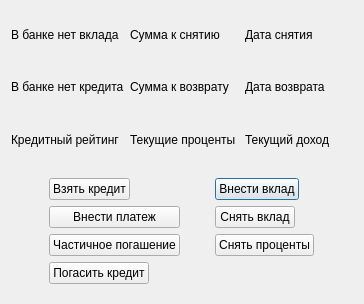
Before: the Qt Designer form UI template/bank.ui in nevskyforever/nfprogress, drawn with Qt 5.
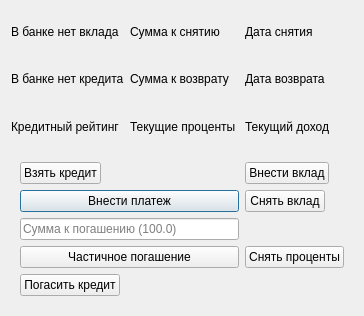
After: the same form once the commit is applied.

Commit message: Добавлено поле суммы длля досрочного погашения

The edit to the form file:
```diff
--- a/UI template/bank.ui
+++ b/UI template/bank.ui
@@ -7,7 +7,7 @@
     <x>0</x>
     <y>0</y>
     <width>364</width>
-    <height>304</height>
+    <height>316</height>
    </rect>
   </property>
   <property name="font">
@@ -32,6 +32,36 @@
    <item row="5" column="0" colspan="3">
     <widget class="QWidget" name="widget" native="true">
      <layout class="QGridLayout" name="gridLayout_2">
+      <item row="2" column="0">
+       <widget class="QPushButton" name="make_a_loan_payment">
+        <property name="text">
+         <string>Внести платеж</string>
+        </property>
+       </widget>
+      </item>
+      <item row="6" column="0">
+       <widget class="QPushButton" name="return_credit_btn">
+        <property name="sizePolicy">
+         <sizepolicy hsizetype="Fixed" vsizetype="Fixed">
+          <horstretch>0</horstretch>
+          <verstretch>0</verstretch>
+         </sizepolicy>
+        </property>
+        <property name="text">
+         <string>Погасить кредит</string>
+        </property>
+       </widget>
+      </item>
+      <item row="4" column="0">
+       <widget class="QPushButton" name="partial_loan_repayment">
+        <property name="text">
+         <string>Частичное погашение</string>
+        </property>
+        <property name="flat">
+         <bool>false</bool>
+        </property>
+       </widget>
+      </item>
       <item row="1" column="1">
        <widget class="QPushButton" name="make_deposit_btn">
         <property name="sizePolicy">
@@ -58,7 +88,7 @@
         </property>
        </widget>
       </item>
-      <item row="3" column="1">
+      <item row="4" column="1">
        <widget class="QPushButton" name="withdraw_interest_from_a_deposit">
         <property name="sizePolicy">
          <sizepolicy hsizetype="Fixed" vsizetype="Fixed">
@@ -84,33 +114,10 @@
         </property>
        </widget>
       </item>
-      <item row="5" column="0">
-       <widget class="QPushButton" name="return_credit_btn">
-        <property name="sizePolicy">
-         <sizepolicy hsizetype="Fixed" vsizetype="Fixed">
-          <horstretch>0</horstretch>
-          <verstretch>0</verstretch>
-         </sizepolicy>
-        </property>
-        <property name="text">
-         <string>Погасить кредит</string>
-        </property>
-       </widget>
-      </item>
-      <item row="2" column="0">
-       <widget class="QPushButton" name="make_a_loan_payment">
-        <property name="text">
-         <string>Внести платеж</string>
-        </property>
-       </widget>
-      </item>
       <item row="3" column="0">
-       <widget class="QPushButton" name="partial_loan_repayment">
-        <property name="text">
-         <string>Частичное погашение</string>
-        </property>
-        <property name="flat">
-         <bool>false</bool>
+       <widget class="QLineEdit" name="loan_partial_repayment_amount">
+        <property name="placeholderText">
+         <string>Сумма к погашению (100.0)</string>
         </property>
        </widget>
       </item>
```
The commit also changes 1 other file.
